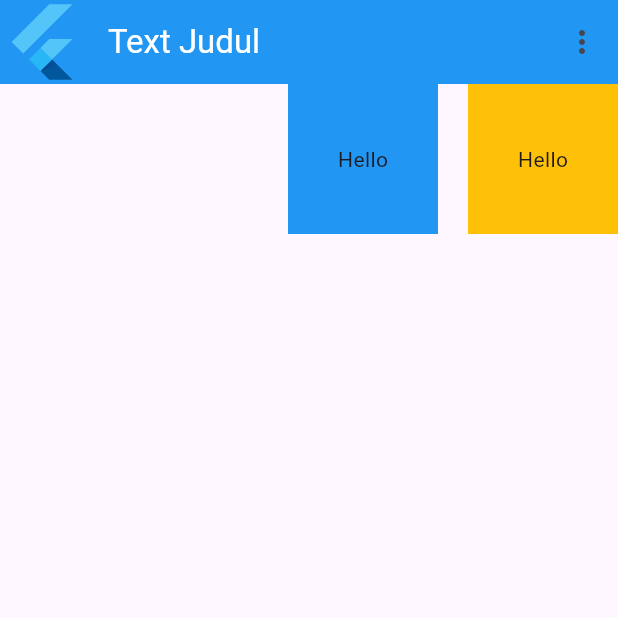
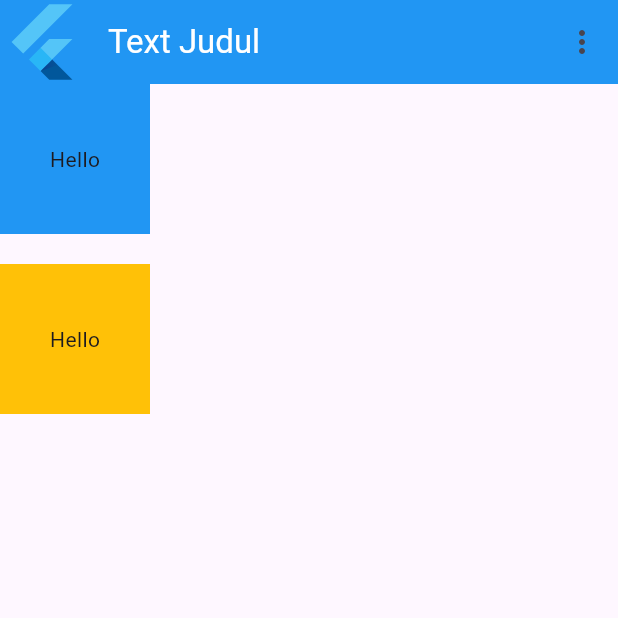
Before and after one commit to Renggars/flutter, a Flutter app: the screen it shows after launch, on a phone screen of 412 x 824 dp, the top half of it. Run offline on Flutter 3.47's test engine with Material 3 defaults, Android fonts, the phone set to English and light mode, and no system bars.

```diff
--- a/lib/main.dart
+++ b/lib/main.dart
@@ -7,8 +7,8 @@ import 'package:flutter/material.dart';
 // import 'package:flutter_application_1/widgets/soal6.dart';
 // import 'package:flutter_application_1/widgets/soal7.dart';
 // import 'package:flutter_application_1/widgets/soal8.dart';
-import 'package:flutter_application_1/widgets/soal9.dart';
-// import 'package:flutter_application_1/widgets/soal10.dart';
+// import 'package:flutter_application_1/widgets/soal9.dart';
+import 'package:flutter_application_1/widgets/soal10.dart';
 // import 'package:flutter_application_1/widgets/soal11.dart';
 
 void main() {
@@ -22,7 +22,7 @@ class MyApp extends StatelessWidget {
   Widget build(BuildContext context) {
     return const MaterialApp(
       debugShowCheckedModeBanner: false,
-      home: Soal9(),
+      home: Soal10(),
     );
   }
 }
--- a/lib/widgets/soal10.dart
+++ b/lib/widgets/soal10.dart
@@ -0,0 +1,50 @@
+import 'package:flutter/material.dart';
+
+class Soal10 extends StatelessWidget {
+  const Soal10({
+    super.key,
+  });
+
+  @override
+  Widget build(BuildContext context) {
+    return Scaffold(
+        appBar: AppBar(
+          backgroundColor: Colors.blue,
+          leading: const FlutterLogo(),
+          title:
+              const Text("Text Judul", style: TextStyle(color: Colors.white)),
+          centerTitle: false,
+          actions: [
+            IconButton(
+                onPressed: () {
+                  // ignore: avoid_print
+                  print("KLIK MORE");
+                },
+                icon: const Icon(Icons.more_vert)),
+          ],
+        ),
+        body: Column(
+          children: [
+            Container(
+              // margin: const EdgeInsets.only(bottom: 20),
+              width: 100,
+              height: 100,
+              color: Colors.blue,
+              child: const Center(
+                child: Text("Hello"),
+              ),
+            ),
+            const SizedBox(height: 20),
+            Container(
+              // margin: const EdgeInsets.only(top: 20),
+              width: 100,
+              height: 100,
+              color: Colors.amber,
+              child: const Center(
+                child: Text("Hello"),
+              ),
+            ),
+          ],
+        ));
+  }
+}
```
